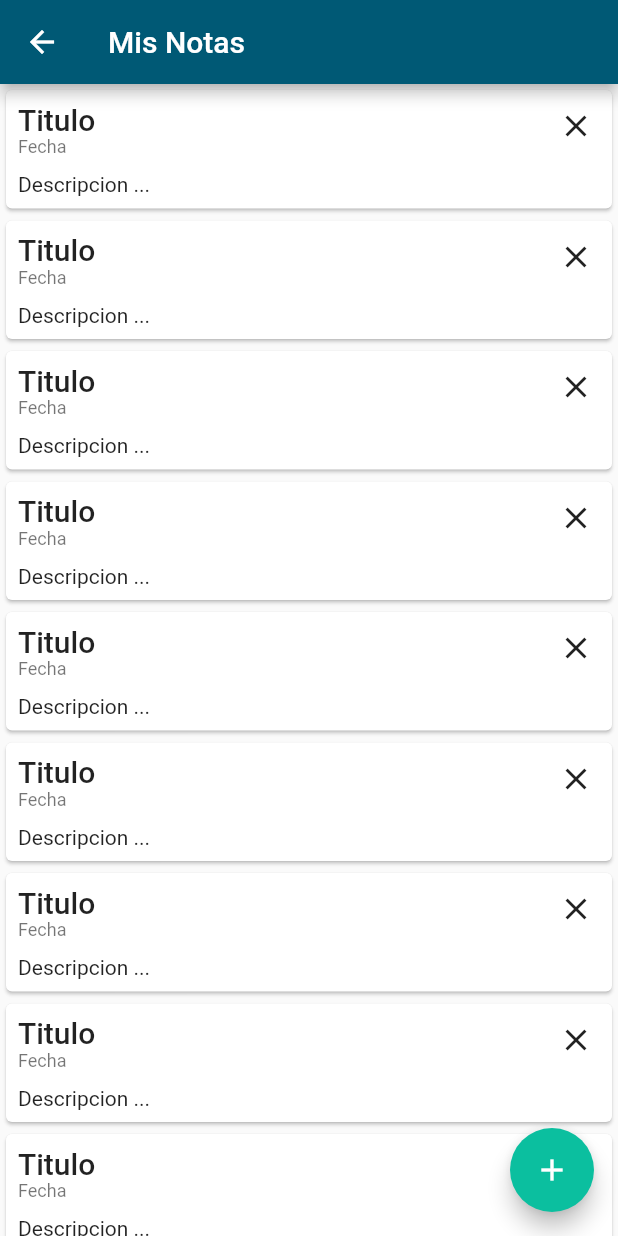
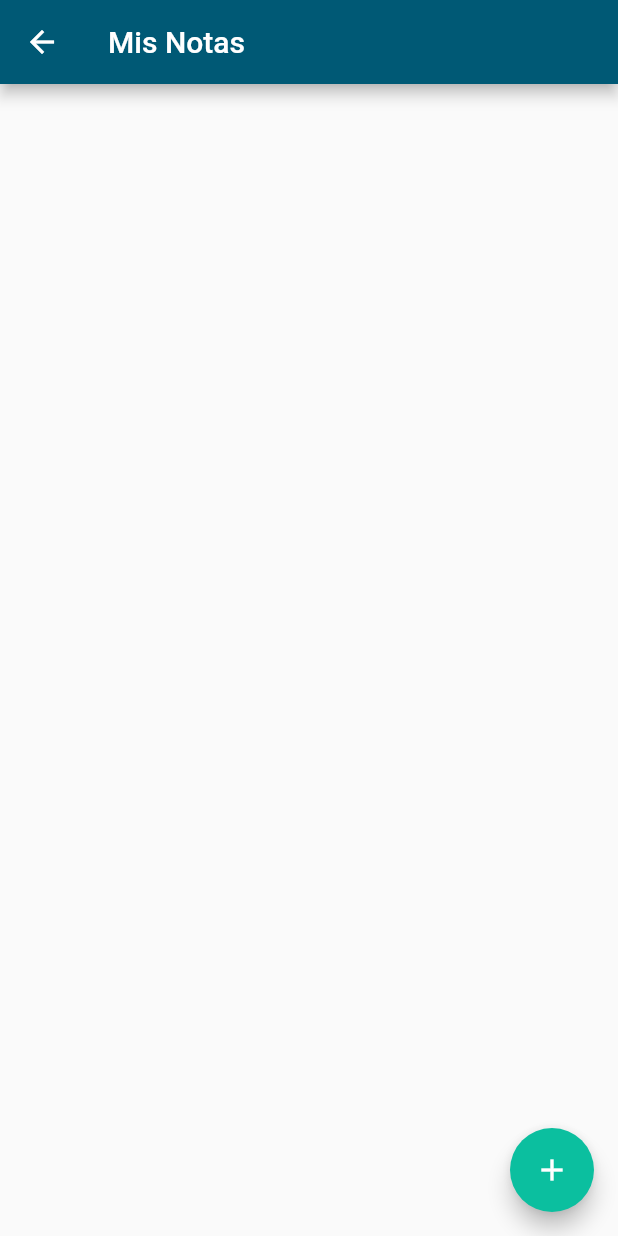
Before and after one commit to milo2005/flutter_notas, a Flutter app: the MainPage screen opened by its route, on a phone screen of 412 x 824 dp. Run offline on Flutter 3.47's test engine with Material 2 defaults, Android fonts, the phone set to English and light mode, and no system bars; our stand-ins replace bloc, firebase_auth, flutter_bloc, shared_preferences; missing offline and left inert: dependencies, dependencies_flutter; accounts and stored records are empty.

Commit message:
Main Page updated

```diff
--- /dev/null
+++ b/lib/data/models/note_model.dart
@@ -0,0 +1,9 @@
+class Note{
+
+  String id;
+  String title, description;
+  DateTime date;
+
+  Note({this.id, this.title, this.description, this.date});
+
+}
--- a/lib/pages/main/main_page.dart
+++ b/lib/pages/main/main_page.dart
@@ -1,4 +1,5 @@
 import 'package:flutter/material.dart';
+import 'package:notas/data/models/note_model.dart';
 import 'package:notas/pages/add/add_page.dart';
 
 class MainPage extends StatefulWidget {
@@ -9,10 +10,14 @@ class MainPage extends StatefulWidget {
 }
 
 class _MainPageState extends State<MainPage> {
+
+  List<Note> _data = [];
+
   @override
   Widget build(BuildContext context) {
     return Scaffold(
       floatingActionButton: FloatingActionButton(
+        heroTag: 'btnAdd',
         onPressed: () {
           Navigator.pushNamed(context, AddPage.ROUTE);
         },
@@ -25,11 +30,12 @@ class _MainPageState extends State<MainPage> {
         title: Text("Mis Notas"),
       ),
       body: ListView.builder(
-          itemCount: 10, itemBuilder: (ctx, idx) => _itemNote(ctx)),
+          itemCount: _data.length,
+          itemBuilder: (ctx, idx) => _itemNote(ctx, _data[idx])),
     );
   }
 
-  Widget _itemNote(BuildContext context) {
+  Widget _itemNote(BuildContext context, Note note) {
     return Card(
       child: Stack(
         children: <Widget>[
@@ -46,17 +52,17 @@ class _MainPageState extends State<MainPage> {
               crossAxisAlignment: CrossAxisAlignment.start,
               children: <Widget>[
                 Text(
-                  'Titulo',
+                  note.title,
                   style: Theme.of(context).textTheme.title,
                 ),
                 Text(
-                  'Fecha',
+                  note.date.toString(),
                   style: Theme.of(context).textTheme.caption,
                 ),
                 Padding(
                   padding: EdgeInsets.only(top: 10),
                   child: Text(
-                    'Descripcion ...',
+                    note.description,
                     style: Theme.of(context).textTheme.body1,
                   ),
                 )
```
Also changed, not shown: lib/pages/add/add_page.dart (+37 -17 lines), pubspec.lock.
